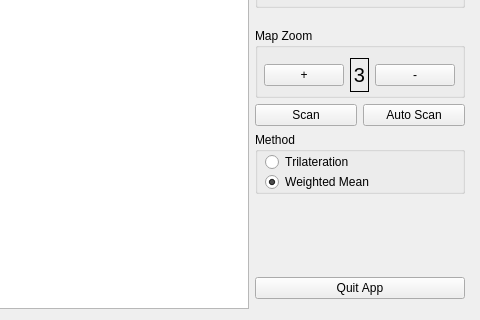
Before: the Qt Designer form ui/app_main.ui in tonysln/delta-wifi-pos, drawn with Qt 5; both pictures show x 450 to 930 and y 412 to 732 of the 930 by 732 pixel window.
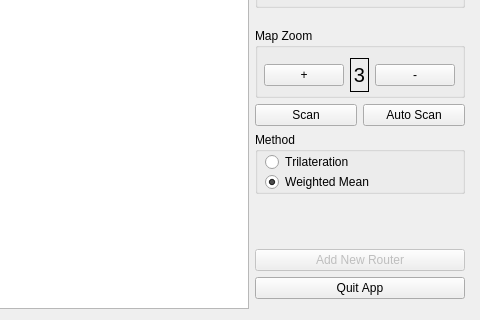
After: the same form once the commit is applied.

Commit message: Bring constants out from code; add new router button; display macs in routers list

Patch:
```diff
--- a/ui/app_main.ui
+++ b/ui/app_main.ui
@@ -70,7 +70,7 @@
       </widget>
      </item>
      <item>
-      <layout class="QVBoxLayout" name="sideMenuLayout" stretch="0,0,0,0,0,0,0,0,0">
+      <layout class="QVBoxLayout" name="sideMenuLayout" stretch="0,0,0,0,0,0,0,0,0,0">
        <property name="spacing">
         <number>-1</number>
        </property>
@@ -411,6 +411,22 @@
          </property>
         </spacer>
        </item>
+       <item>
+        <widget class="QPushButton" name="addNewRouterButton">
+         <property name="enabled">
+          <bool>false</bool>
+         </property>
+         <property name="sizePolicy">
+          <sizepolicy hsizetype="Minimum" vsizetype="Fixed">
+           <horstretch>0</horstretch>
+           <verstretch>0</verstretch>
+          </sizepolicy>
+         </property>
+         <property name="text">
+          <string>Add New Router</string>
+         </property>
+        </widget>
+       </item>
        <item>
         <widget class="QPushButton" name="quitButton">
          <property name="sizePolicy">
```
Left out of the diff: 6 changed lines with no effect on the pictures. The commit also changes 2 other files.
